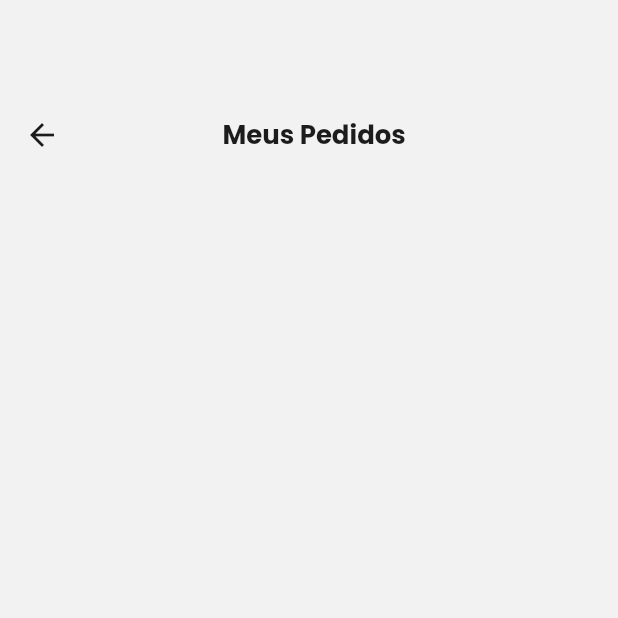
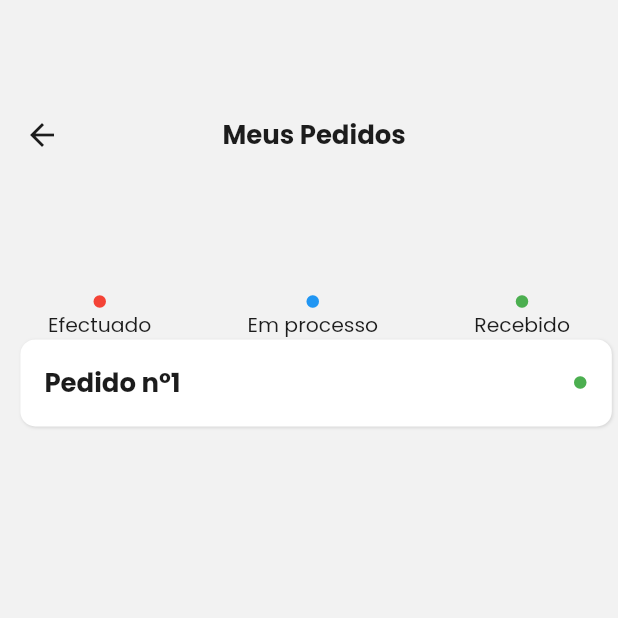
Before and after one commit to JuniorDiasDD/MandaBaiApp, a Flutter app: the PedidoPage screen opened directly, on a phone screen of 412 x 824 dp, the top half of it. Run offline on Flutter 3.47's test engine with Material 2 defaults, Android fonts, the light colour scheme and no system bars; our stand-ins replace carousel_slider, dropdown_search, flex_color_scheme, flutter_pw_validator, flutter_rating_bar, flutter_signin_button and 5 more; missing offline and left inert: dart:ffi, flutter_onboarding_screen, flutter_session; accounts and stored records are empty; network calls fail.

Commit message:
updates pedido

```diff
--- a/lib/UI/about/pages/info_page.dart
+++ b/lib/UI/about/pages/info_page.dart
@@ -103,6 +103,7 @@ class InfoPage extends StatelessWidget {
                       ),
                       child: ExpansionTile(
                         backgroundColor:  Theme.of(context).cardColor,
+                        iconColor: AppColors.greenColor,
                         title: Text(
                           "Missão",
                             style: Theme.of(context).textTheme.headline5,
@@ -122,6 +123,7 @@ class InfoPage extends StatelessWidget {
                       ),
                     ),
                     Container(
+
                       margin: EdgeInsets.only(
                         left: Get.width * 0.01,
                         right: Get.width * 0.01,
@@ -136,6 +138,7 @@ class InfoPage extends StatelessWidget {
                       ),
                       child: ExpansionTile(
                         backgroundColor:  Theme.of(context).cardColor,
+                        iconColor: AppColors.greenColor,
                         title: Text(
                           "Visão",
                           style: Theme.of(context).textTheme.headline5,
@@ -169,6 +172,7 @@ class InfoPage extends StatelessWidget {
                       ),
                       child: ExpansionTile(
                         backgroundColor: Theme.of(context).cardColor,
+                        iconColor: AppColors.greenColor,
                         title: Text(
                           "Valores",
                           style: Theme.of(context).textTheme.headline5,
@@ -204,7 +208,9 @@ class InfoPage extends StatelessWidget {
                             left: Get.width * 0.05,
                             right: Get.width * 0.05,
                           ),
-                          child: Text("Sobre Aplicação"),
+                          child: Text("Sobre Aplicação",
+                              style: Theme.of(context).textTheme.headline4,
+                          ),
                         ),
                         Expanded(
                           child: Container(
--- /dev/null
+++ b/lib/UI/account/Componentes/item_pedido.dart
@@ -0,0 +1,98 @@
+import 'package:flutter/material.dart';
+import 'package:get/get.dart';
+import 'package:manda_bai/Model/product.dart';
+
+class Item_Pedido extends StatefulWidget {
+  @override
+  _Item_PedidoState createState() => _Item_PedidoState();
+}
+
+class _Item_PedidoState extends State<Item_Pedido> {
+  @override
+  Widget build(BuildContext context) {
+    return Padding(
+      padding: EdgeInsets.only(
+        left: Get.width * 0.023,
+        //top: Get.height * 0.014,
+        //bottom: Get.height * 0.005,
+      ),
+      child: Container(
+        margin: EdgeInsets.only(
+          left: Get.width * 0.01,
+          right: Get.width * 0.01,
+          //top: Get.height * 0.02,
+        ),
+        decoration: BoxDecoration(
+          color: Theme.of(context).dialogBackgroundColor,
+          borderRadius: BorderRadius.circular(10),
+            boxShadow:[
+              BoxShadow(
+                color:Theme.of(context).cardColor,
+                blurRadius: 1.0,
+                spreadRadius: 0.0,
+                offset: Offset(0.5, 0.5),
+              ),
+            ],
+                 ),
+        child: ExpansionTile(
+          backgroundColor: Theme.of(context).cardColor,
+
+          title: Text(
+            "Pedido nº1",
+            style: Theme.of(context).textTheme.headline1,
+          ),
+          trailing: Icon(
+            Icons.circle,
+            color: Colors.green,
+            size: 10,
+          ),
+          children: <Widget>[
+            Divider(
+              color: Theme.of(context).cardColor,
+              height: 5,
+            ),
+
+            Padding(
+              padding: EdgeInsets.only(
+                  left: Get.width * 0.02, right: Get.width * 0.02),
+
+              child: Container(
+                width: Get.width,
+                height: Get.height * 0.1,
+                child: Row(
+                  mainAxisAlignment: MainAxisAlignment.spaceEvenly,
+                  children: [
+                    Image.network(
+                        'https://encrypted-tbn0.gstatic.com/images?q=tbn:ANd9GcTHpEEl5WrJrxkJS_AXy4xTsa55jmb-zw3iy-W4KHGqZBhrQUSAilwZUHKbcDfgz_BLLDM&usqp=CAU',
+                        width: Get.width * 0.2,
+                        height: Get.height * 0.2,
+                        alignment: Alignment.center),
+                    Padding(
+                      padding: EdgeInsets.only(
+                        right: Get.width * 0.23,
+                      ),
+                      child: Column(
+                        crossAxisAlignment: CrossAxisAlignment.start,
+                        children: [
+                          Text(
+                            'Nome do Produto',
+                            style: Theme.of(context).textTheme.headline2,
+                          ),
+                          SizedBox(height: Get.height * 0.01),
+                          Text(
+                            '100',
+                            style: Theme.of(context).textTheme.headline4,
+                          ),
+                        ],
+                      ),
+                    ),
+                  ],
+                ),
+              ),
+            ),
+          ],
+        ),
+      ),
+    );
+  }
+}
--- a/lib/UI/account/pages/pedido_page.dart
+++ b/lib/UI/account/pages/pedido_page.dart
@@ -1,8 +1,10 @@
 import 'package:flutter/material.dart';
 import 'package:get/get.dart';
+import 'package:manda_bai/UI/account/Componentes/item_pedido.dart';
 
 class PedidoPage extends StatefulWidget {
-  const PedidoPage({Key? key}) : super(key: key);
+
+
 
   @override
   _PedidoPageState createState() => _PedidoPageState();
@@ -37,9 +39,67 @@ class _PedidoPageState extends State<PedidoPage> {
                 width: Get.width * 0.1,
 
               ),
+
             ],
           ),
-        ]),
+          Padding(
+            padding:EdgeInsets.only(top:Get.height* 0.1),
+            child: Row (
+              mainAxisAlignment: MainAxisAlignment.spaceAround,
+              children: [
+                Column(
+                  children: [
+                    Icon(
+                      Icons.circle,
+                      color: Colors.red,
+                      size: 10,
+                    ),
+                    Text('Efectuado',
+                      style: Theme.of(context).textTheme.headline4,
+
+                        )
+                  ],
+                ),
+                Column(
+                  children: [
+                    Icon(
+                      Icons.circle,
+                      color: Colors.blue,
+                      size: 10,
+                    ),
+                    Text('Em processo',
+                      style: Theme.of(context).textTheme.headline4, ),
+                  ],
+                ),
+                Column(
+                  children: [
+                    Icon(
+                      Icons.circle,
+                      color: Colors.green,
+                      size: 10,
+                    ),
+                    Text('Recebido',
+                      style: Theme.of(context).textTheme.headline4,),
+                  ],
+                ),
+
+              ],
+
+            ),
+          ),
+
+          Container(
+            //margin: EdgeInsets.only(top:Get.height * 0.02),
+            height: Get.height * 0.6,
+            child: ListView(
+              children: [
+                Item_Pedido(),
+              ],
+
+            ),
+          ),
+        ],
+        ),
       ),
     );
   }
```
